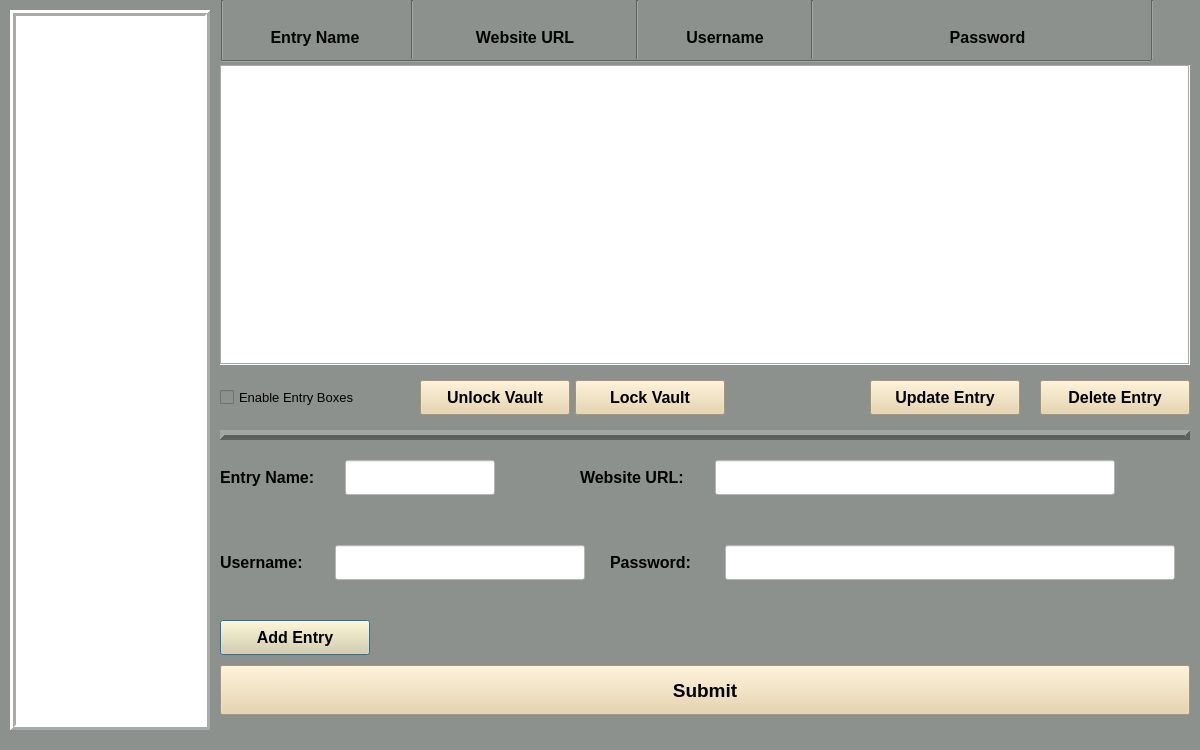
Before: the Qt Designer form passwordvault.ui in dark-anub1s/CyberVault, drawn with Qt 5.
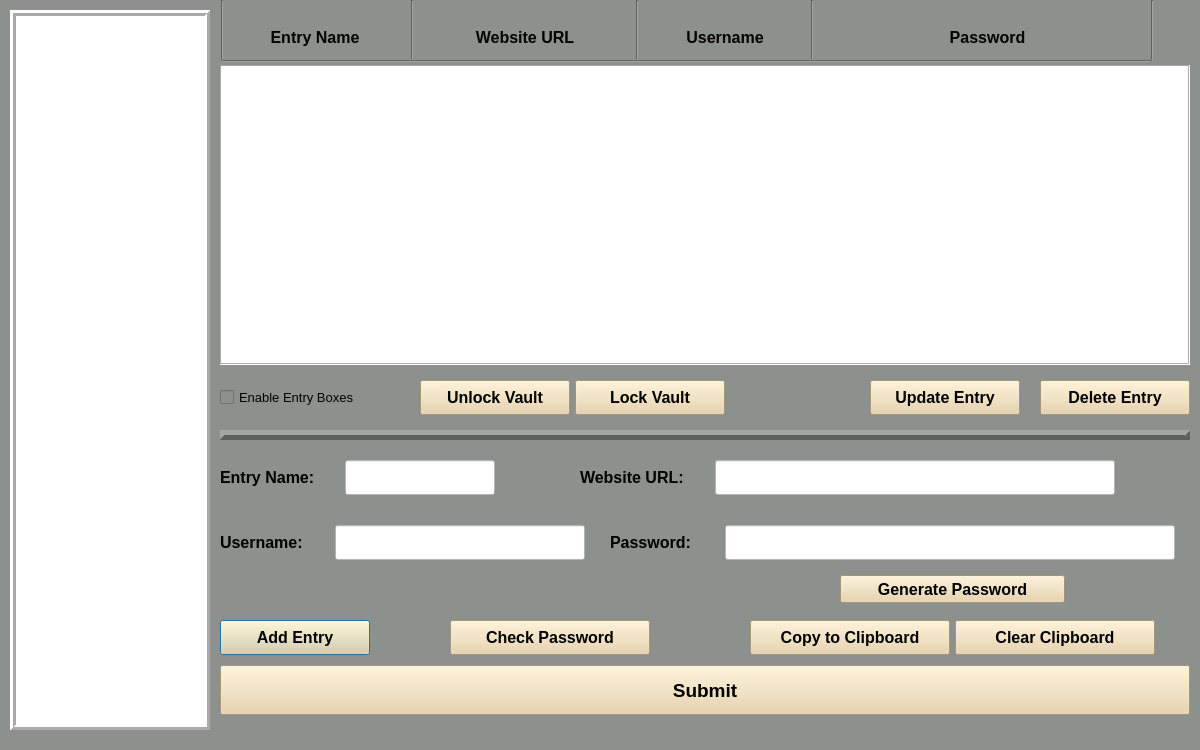
After: the same form once the commit is applied.

Commit message: Got the password checker working.

Diff of the .ui file:
```diff
--- a/passwordvault.ui
+++ b/passwordvault.ui
@@ -452,7 +452,7 @@
    <property name="geometry">
     <rect>
      <x>220</x>
-     <y>545</y>
+     <y>525</y>
      <width>115</width>
      <height>35</height>
     </rect>
@@ -473,7 +473,7 @@
    <property name="geometry">
     <rect>
      <x>335</x>
-     <y>545</y>
+     <y>525</y>
      <width>250</width>
      <height>35</height>
     </rect>
@@ -492,7 +492,7 @@
    <property name="geometry">
     <rect>
      <x>610</x>
-     <y>545</y>
+     <y>525</y>
      <width>115</width>
      <height>35</height>
     </rect>
@@ -513,7 +513,7 @@
    <property name="geometry">
     <rect>
      <x>725</x>
-     <y>545</y>
+     <y>525</y>
      <width>450</width>
      <height>35</height>
     </rect>
@@ -619,6 +619,102 @@
     <string>Lock Vault</string>
    </property>
   </widget>
+  <widget class="QPushButton" name="copy_btn">
+   <property name="geometry">
+    <rect>
+     <x>750</x>
+     <y>620</y>
+     <width>200</width>
+     <height>35</height>
+    </rect>
+   </property>
+   <property name="font">
+    <font>
+     <family>Arial</family>
+     <pointsize>12</pointsize>
+     <weight>75</weight>
+     <bold>true</bold>
+    </font>
+   </property>
+   <property name="styleSheet">
+    <string notr="true">background-color: rgb(231, 208, 162);</string>
+   </property>
+   <property name="text">
+    <string>Copy to Clipboard</string>
+   </property>
+  </widget>
+  <widget class="QPushButton" name="clear_clip_btn">
+   <property name="geometry">
+    <rect>
+     <x>955</x>
+     <y>620</y>
+     <width>200</width>
+     <height>35</height>
+    </rect>
+   </property>
+   <property name="font">
+    <font>
+     <family>Arial</family>
+     <pointsize>12</pointsize>
+     <weight>75</weight>
+     <bold>true</bold>
+    </font>
+   </property>
+   <property name="styleSheet">
+    <string notr="true">background-color: rgb(231, 208, 162);</string>
+   </property>
+   <property name="text">
+    <string>Clear Clipboard</string>
+   </property>
+  </widget>
+  <widget class="QPushButton" name="pass_gen_btn">
+   <property name="geometry">
+    <rect>
+     <x>840</x>
+     <y>575</y>
+     <width>225</width>
+     <height>28</height>
+    </rect>
+   </property>
+   <property name="font">
+    <font>
+     <family>Arial</family>
+     <pointsize>12</pointsize>
+     <weight>75</weight>
+     <bold>true</bold>
+    </font>
+   </property>
+   <property name="styleSheet">
+    <string notr="true">background-color: rgb(231, 208, 162);</string>
+   </property>
+   <property name="text">
+    <string>Generate Password</string>
+   </property>
+  </widget>
+  <widget class="QPushButton" name="check_pass_btn">
+   <property name="geometry">
+    <rect>
+     <x>450</x>
+     <y>620</y>
+     <width>200</width>
+     <height>35</height>
+    </rect>
+   </property>
+   <property name="font">
+    <font>
+     <family>Arial</family>
+     <pointsize>12</pointsize>
+     <weight>75</weight>
+     <bold>true</bold>
+    </font>
+   </property>
+   <property name="styleSheet">
+    <string notr="true">background-color: rgb(231, 208, 162);</string>
+   </property>
+   <property name="text">
+    <string>Check Password</string>
+   </property>
+  </widget>
  </widget>
  <resources/>
  <connections/>
```
The commit also changes 3 other files.
